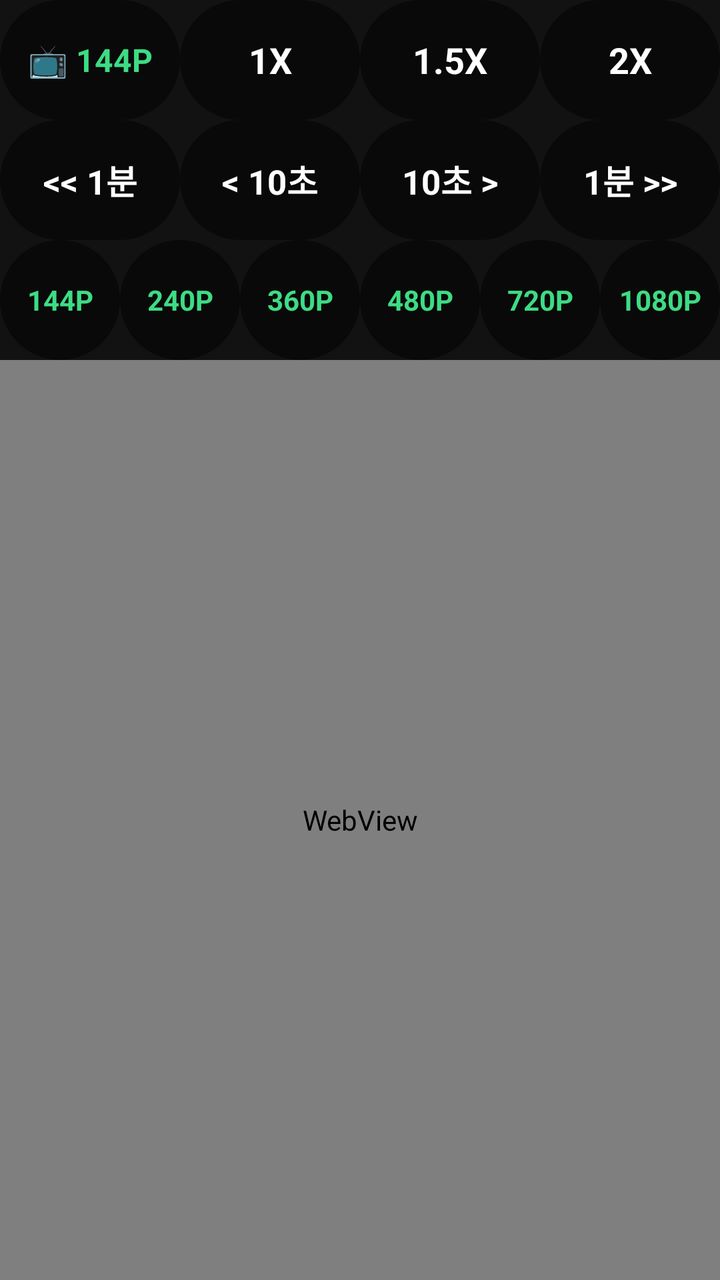
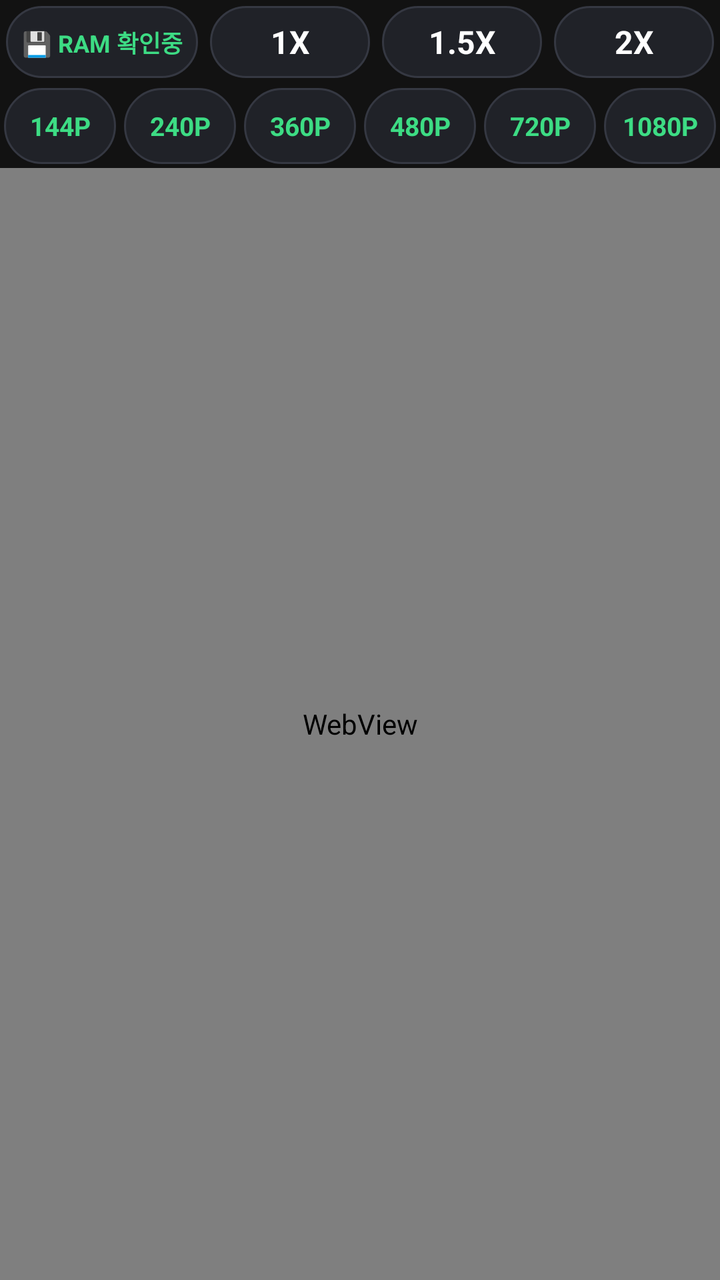

Compare the two renders of this Android layout. The source of the first and the diff that turns it into the second are given below.
<!-- AndroidManifest.xml: application theme Theme.CarHome -->
<!-- res/layout/activity_browser.xml -->
<?xml version="1.0" encoding="utf-8"?>
<FrameLayout xmlns:android="http://schemas.android.com/apk/res/android"
    android:layout_width="match_parent"
    android:layout_height="match_parent"
    android:keepScreenOn="true"
    android:background="#000000">

    
    <LinearLayout
        android:id="@+id/browserRootLayout"
        android:layout_width="match_parent"
        android:layout_height="match_parent"
        android:orientation="vertical"
        android:keepScreenOn="true"
        android:background="#000000">

        
        <LinearLayout
            android:id="@+id/menuLayout"
            android:layout_width="match_parent"
            android:layout_height="180dp"
            android:orientation="vertical"
            android:background="#121212"
            android:gravity="center">

            
            <LinearLayout
                android:id="@+id/menuGroup1"
                android:layout_width="match_parent"
                android:layout_height="0dp"
                android:layout_weight="1"
                android:orientation="horizontal">

                
                <TextView
                    android:id="@+id/btnResolutionStatus"
                    android:layout_width="0dp"
                    android:layout_height="match_parent"
                    android:layout_weight="1"
                    android:background="@drawable/bg_round_btn"
                    android:text="📺 144P"
                    android:textColor="#3DDC84"
                    android:textSize="16sp"
                    android:textStyle="bold"
                    android:gravity="center"
                    android:clickable="true"
                    android:focusable="true" />

                <TextView
                    android:id="@+id/btnSpeed1x"
                    android:layout_width="0dp"
                    android:layout_height="match_parent"
                    android:layout_weight="1"
                    android:background="@drawable/bg_round_btn"
                    android:text="1X"
                    android:textColor="#FFFFFF"
                    android:textSize="18sp"
                    android:textStyle="bold"
                    android:gravity="center"
                    android:clickable="true"
                    android:focusable="true" />

                <TextView
                    android:id="@+id/btnSpeed1_5x"
                    android:layout_width="0dp"
                    android:layout_height="match_parent"
                    android:layout_weight="1"
                    android:background="@drawable/bg_round_btn"
                    android:text="1.5X"
                    android:textColor="#FFFFFF"
                    android:textSize="18sp"
                    android:textStyle="bold"
                    android:gravity="center"
                    android:clickable="true"
                    android:focusable="true" />

                <TextView
                    android:id="@+id/btnSpeed2x"
                    android:layout_width="0dp"
                    android:layout_height="match_parent"
                    android:layout_weight="1"
                    android:background="@drawable/bg_round_btn"
                    android:text="2X"
                    android:textColor="#FFFFFF"
                    android:textSize="18sp"
                    android:textStyle="bold"
                    android:gravity="center"
                    android:clickable="true"
                    android:focusable="true" />
            </LinearLayout>

            
            <LinearLayout
                android:id="@+id/menuGroup2"
                android:layout_width="match_parent"
                android:layout_height="0dp"
                android:layout_weight="1"
                android:orientation="horizontal">

                <TextView
                    android:id="@+id/btnRewind"
                    android:layout_width="0dp"
                    android:layout_height="match_parent"
                    android:layout_weight="1"
                    android:background="@drawable/bg_round_btn"
                    android:text="&lt;&lt; 1분"
                    android:textColor="#FFFFFF"
                    android:textSize="17sp"
                    android:textStyle="bold"
                    android:gravity="center"
                    android:clickable="true"
                    android:focusable="true" />

                <TextView
                    android:id="@+id/btnRewind10"
                    android:layout_width="0dp"
                    android:layout_height="match_parent"
                    android:layout_weight="1"
                    android:background="@drawable/bg_round_btn"
                    android:text="&lt; 10초"
                    android:textColor="#FFFFFF"
                    android:textSize="17sp"
                    android:textStyle="bold"
                    android:gravity="center"
                    android:clickable="true"
                    android:focusable="true" />

                <TextView
                    android:id="@+id/btnForward10"
                    android:layout_width="0dp"
                    android:layout_height="match_parent"
                    android:layout_weight="1"
                    android:background="@drawable/bg_round_btn"
                    android:text="10초 &gt;"
                    android:textColor="#FFFFFF"
                    android:textSize="17sp"
                    android:textStyle="bold"
                    android:gravity="center"
                    android:clickable="true"
                    android:focusable="true" />

                <TextView
                    android:id="@+id/btnForward"
                    android:layout_width="0dp"
                    android:layout_height="match_parent"
                    android:layout_weight="1"
                    android:background="@drawable/bg_round_btn"
                    android:text="1분 &gt;&gt;"
                    android:textColor="#FFFFFF"
                    android:textSize="17sp"
                    android:textStyle="bold"
                    android:gravity="center"
                    android:clickable="true"
                    android:focusable="true" />
            </LinearLayout>

            
            <LinearLayout
                android:id="@+id/menuGroup3"
                android:layout_width="match_parent"
                android:layout_height="0dp"
                android:layout_weight="1"
                android:orientation="horizontal">

                <TextView
                    android:id="@+id/btnRes144"
                    android:layout_width="0dp"
                    android:layout_height="match_parent"
                    android:layout_weight="1"
                    android:background="@drawable/bg_round_btn"
                    android:text="144P"
                    android:textColor="#3DDC84"
                    android:textSize="14sp"
                    android:textStyle="bold"
                    android:gravity="center"
                    android:clickable="true"
                    android:focusable="true" />

                <TextView
                    android:id="@+id/btnRes240"
                    android:layout_width="0dp"
                    android:layout_height="match_parent"
                    android:layout_weight="1"
                    android:background="@drawable/bg_round_btn"
                    android:text="240P"
                    android:textColor="#3DDC84"
                    android:textSize="14sp"
                    android:textStyle="bold"
                    android:gravity="center"
                    android:clickable="true"
                    android:focusable="true" />

                <TextView
                    android:id="@+id/btnRes360"
                    android:layout_width="0dp"
                    android:layout_height="match_parent"
                    android:layout_weight="1"
                    android:background="@drawable/bg_round_btn"
                    android:text="360P"
                    android:textColor="#3DDC84"
                    android:textSize="14sp"
                    android:textStyle="bold"
                    android:gravity="center"
                    android:clickable="true"
                    android:focusable="true" />

                <TextView
                    android:id="@+id/btnRes480"
                    android:layout_width="0dp"
                    android:layout_height="match_parent"
                    android:layout_weight="1"
                    android:background="@drawable/bg_round_btn"
                    android:text="480P"
                    android:textColor="#3DDC84"
                    android:textSize="14sp"
                    android:textStyle="bold"
                    android:gravity="center"
                    android:clickable="true"
                    android:focusable="true" />

                <TextView
                    android:id="@+id/btnRes720"
                    android:layout_width="0dp"
                    android:layout_height="match_parent"
                    android:layout_weight="1"
                    android:background="@drawable/bg_round_btn"
                    android:text="720P"
                    android:textColor="#3DDC84"
                    android:textSize="14sp"
                    android:textStyle="bold"
                    android:gravity="center"
                    android:clickable="true"
                    android:focusable="true" />

                <TextView
                    android:id="@+id/btnRes1080"
                    android:layout_width="0dp"
                    android:layout_height="match_parent"
                    android:layout_weight="1"
                    android:background="@drawable/bg_round_btn"
                    android:text="1080P"
                    android:textColor="#3DDC84"
                    android:textSize="14sp"
                    android:textStyle="bold"
                    android:gravity="center"
                    android:clickable="true"
                    android:focusable="true" />
            </LinearLayout>
        </LinearLayout>

        
        <WebView
            android:id="@+id/webView"
            android:layout_width="match_parent"
            android:layout_height="0dp"
            android:keepScreenOn="true"
            android:layout_weight="1" />
    </LinearLayout>

    
    <FrameLayout
        android:id="@+id/fullscreenContainer"
        android:layout_width="match_parent"
        android:layout_height="match_parent"
        android:keepScreenOn="true"
        android:background="#000000"
        android:visibility="gone" />
</FrameLayout>
<!-- resources referenced by this layout -->
<resources>
  <!-- drawable bg_round_btn (drawable) -->
  <?xml version="1.0" encoding="utf-8"?>
  <shape xmlns:android="http://schemas.android.com/apk/res/android"
      android:shape="rectangle">
      <corners android:radius="50dp" />
      
      <solid android:color="#80000000" />
  </shape>
  <style name="Theme.CarHome" parent="Base.Theme.CarHome" />
  <style name="Base.Theme.CarHome" parent="Theme.Material3.DayNight.NoActionBar">
          
          
      </style>
</resources>

<!-- the commit's change to res/layout/activity_browser.xml (unified diff, before → after) -->
@@ -18,7 +18,7 @@
         <LinearLayout
             android:id="@+id/menuLayout"
             android:layout_width="match_parent"
-            android:layout_height="180dp"
+            android:layout_height="84dp"
             android:orientation="vertical"
             android:background="#121212"
             android:gravity="center">
@@ -33,14 +33,15 @@
 
                 
                 <TextView
-                    android:id="@+id/btnResolutionStatus"
-                    android:layout_width="0dp"
-                    android:layout_height="match_parent"
-                    android:layout_weight="1"
-                    android:background="@drawable/bg_round_btn"
-                    android:text="📺 144P"
-                    android:textColor="#3DDC84"
-                    android:textSize="16sp"
+                    android:id="@+id/btnRamStatus"
+                    android:layout_width="0dp"
+                    android:layout_height="match_parent"
+                    android:layout_weight="1.2"
+                    android:layout_margin="3dp"
+                    android:background="@drawable/bg_btn_inactive"
+                    android:text="💾 RAM 확인중"
+                    android:textColor="#3DDC84"
+                    android:textSize="12sp"
                     android:textStyle="bold"
                     android:gravity="center"
                     android:clickable="true"
@@ -51,10 +52,11 @@
                     android:layout_width="0dp"
                     android:layout_height="match_parent"
                     android:layout_weight="1"
-                    android:background="@drawable/bg_round_btn"
+                    android:layout_margin="3dp"
+                    android:background="@drawable/bg_btn_inactive"
                     android:text="1X"
                     android:textColor="#FFFFFF"
-                    android:textSize="18sp"
+                    android:textSize="16sp"
                     android:textStyle="bold"
                     android:gravity="center"
                     android:clickable="true"
@@ -65,10 +67,11 @@
                     android:layout_width="0dp"
                     android:layout_height="match_parent"
                     android:layout_weight="1"
-                    android:background="@drawable/bg_round_btn"
+                    android:layout_margin="3dp"
+                    android:background="@drawable/bg_btn_inactive"
                     android:text="1.5X"
                     android:textColor="#FFFFFF"
-                    android:textSize="18sp"
+                    android:textSize="16sp"
                     android:textStyle="bold"
                     android:gravity="center"
                     android:clickable="true"
@@ -79,75 +82,11 @@
                     android:layout_width="0dp"
                     android:layout_height="match_parent"
                     android:layout_weight="1"
-                    android:background="@drawable/bg_round_btn"
+                    android:layout_margin="3dp"
+                    android:background="@drawable/bg_btn_inactive"
                     android:text="2X"
                     android:textColor="#FFFFFF"
-                    android:textSize="18sp"
-                    android:textStyle="bold"
-                    android:gravity="center"
-                    android:clickable="true"
-                    android:focusable="true" />
-            </LinearLayout>
-
-            
-            <LinearLayout
-                android:id="@+id/menuGroup2"
-                android:layout_width="match_parent"
-                android:layout_height="0dp"
-                android:layout_weight="1"
-                android:orientation="horizontal">
-
-                <TextView
-                    android:id="@+id/btnRewind"
-                    android:layout_width="0dp"
-                    android:layout_height="match_parent"
-                    android:layout_weight="1"
-                    android:background="@drawable/bg_round_btn"
-                    android:text="&lt;&lt; 1분"
-                    android:textColor="#FFFFFF"
-                    android:textSize="17sp"
-                    android:textStyle="bold"
-                    android:gravity="center"
-                    android:clickable="true"
-                    android:focusable="true" />
-
-                <TextView
-                    android:id="@+id/btnRewind10"
-                    android:layout_width="0dp"
-                    android:layout_height="match_parent"
-                    android:layout_weight="1"
-                    android:background="@drawable/bg_round_btn"
-                    android:text="&lt; 10초"
-                    android:textColor="#FFFFFF"
-                    android:textSize="17sp"
-                    android:textStyle="bold"
-                    android:gravity="center"
-                    android:clickable="true"
-                    android:focusable="true" />
-
-                <TextView
-                    android:id="@+id/btnForward10"
-                    android:layout_width="0dp"
-                    android:layout_height="match_parent"
-                    android:layout_weight="1"
-                    android:background="@drawable/bg_round_btn"
-                    android:text="10초 &gt;"
-                    android:textColor="#FFFFFF"
-                    android:textSize="17sp"
-                    android:textStyle="bold"
-                    android:gravity="center"
-                    android:clickable="true"
-                    android:focusable="true" />
-
-                <TextView
-                    android:id="@+id/btnForward"
-                    android:layout_width="0dp"
-                    android:layout_height="match_parent"
-                    android:layout_weight="1"
-                    android:background="@drawable/bg_round_btn"
-                    android:text="1분 &gt;&gt;"
-                    android:textColor="#FFFFFF"
-                    android:textSize="17sp"
+                    android:textSize="16sp"
                     android:textStyle="bold"
                     android:gravity="center"
                     android:clickable="true"
@@ -167,10 +106,11 @@
                     android:layout_width="0dp"
                     android:layout_height="match_parent"
                     android:layout_weight="1"
-                    android:background="@drawable/bg_round_btn"
+                    android:layout_margin="2dp"
+                    android:background="@drawable/bg_btn_inactive"
                     android:text="144P"
                     android:textColor="#3DDC84"
-                    android:textSize="14sp"
+                    android:textSize="13sp"
                     android:textStyle="bold"
                     android:gravity="center"
                     android:clickable="true"
@@ -181,10 +121,11 @@
                     android:layout_width="0dp"
                     android:layout_height="match_parent"
                     android:layout_weight="1"
-                    android:background="@drawable/bg_round_btn"
+                    android:layout_margin="2dp"
+                    android:background="@drawable/bg_btn_inactive"
                     android:text="240P"
                     android:textColor="#3DDC84"
-                    android:textSize="14sp"
+                    android:textSize="13sp"
                     android:textStyle="bold"
                     android:gravity="center"
                     android:clickable="true"
@@ -195,10 +136,11 @@
                     android:layout_width="0dp"
                     android:layout_height="match_parent"
                     android:layout_weight="1"
-                    android:background="@drawable/bg_round_btn"
+                    android:layout_margin="2dp"
+                    android:background="@drawable/bg_btn_inactive"
                     android:text="360P"
                     android:textColor="#3DDC84"
-                    android:textSize="14sp"
+                    android:textSize="13sp"
                     android:textStyle="bold"
                     android:gravity="center"
                     android:clickable="true"
@@ -209,10 +151,11 @@
                     android:layout_width="0dp"
                     android:layout_height="match_parent"
                     android:layout_weight="1"
-                    android:background="@drawable/bg_round_btn"
+                    android:layout_margin="2dp"
+                    android:background="@drawable/bg_btn_inactive"
                     android:text="480P"
                     android:textColor="#3DDC84"
-                    android:textSize="14sp"
+                    android:textSize="13sp"
                     android:textStyle="bold"
                     android:gravity="center"
                     android:clickable="true"
@@ -223,10 +166,11 @@
                     android:layout_width="0dp"
                     android:layout_height="match_parent"
                     android:layout_weight="1"
-                    android:background="@drawable/bg_round_btn"
+                    android:layout_margin="2dp"
+                    android:background="@drawable/bg_btn_inactive"
                     android:text="720P"
                     android:textColor="#3DDC84"
-                    android:textSize="14sp"
+                    android:textSize="13sp"
                     android:textStyle="bold"
                     android:gravity="center"
                     android:clickable="true"
@@ -237,10 +181,11 @@
                     android:layout_width="0dp"
                     android:layout_height="match_parent"
                     android:layout_weight="1"
-                    android:background="@drawable/bg_round_btn"
+                    android:layout_margin="2dp"
+                    android:background="@drawable/bg_btn_inactive"
                     android:text="1080P"
                     android:textColor="#3DDC84"
-                    android:textSize="14sp"
+                    android:textSize="13sp"
                     android:textStyle="bold"
                     android:gravity="center"
                     android:clickable="true"
<!-- resource entries referenced after the edit -->
@@ -1,12 +1,12 @@
 <!-- resources referenced by this layout -->
 <resources>
-  <!-- drawable bg_round_btn (drawable) -->
+  <!-- drawable bg_btn_inactive (drawable) -->
   <?xml version="1.0" encoding="utf-8"?>
   <shape xmlns:android="http://schemas.android.com/apk/res/android"
       android:shape="rectangle">
       <corners android:radius="50dp" />
-      
-      <solid android:color="#80000000" />
+      <solid android:color="#202228" />
+      <stroke android:width="1dp" android:color="#353842" />
   </shape>
   <style name="Theme.CarHome" parent="Base.Theme.CarHome" />
   <style name="Base.Theme.CarHome" parent="Theme.Material3.DayNight.NoActionBar">
